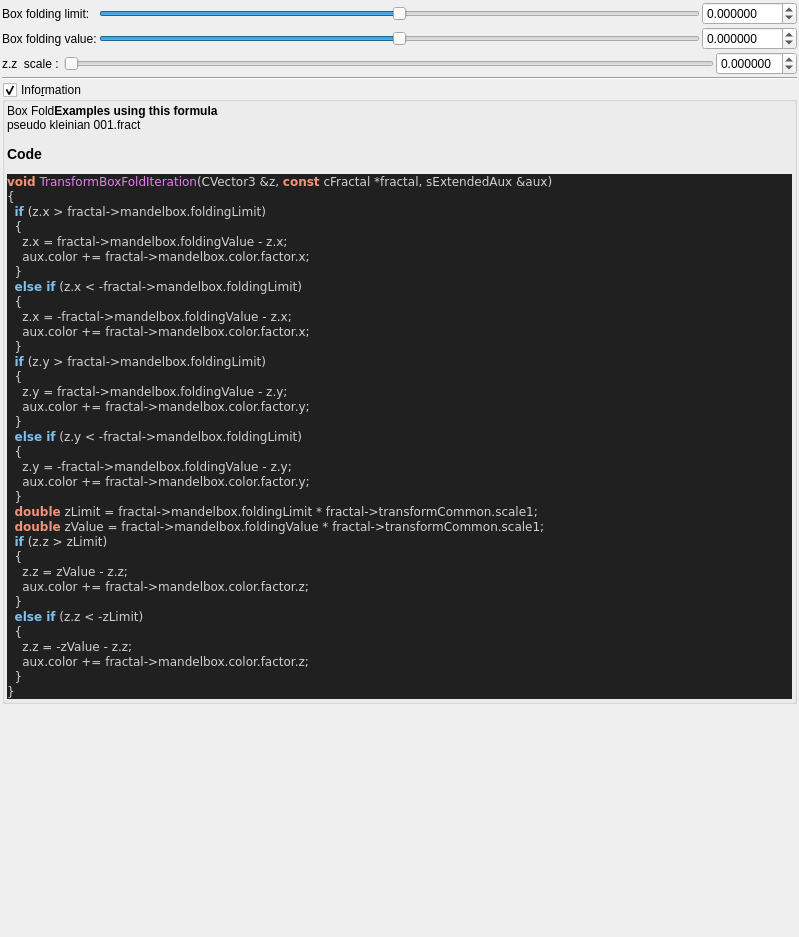
Qt form mandelbulber2/qt_data/fractal_transf_box_fold.ui (buddhi1980/mandelbulber2) before a commit.
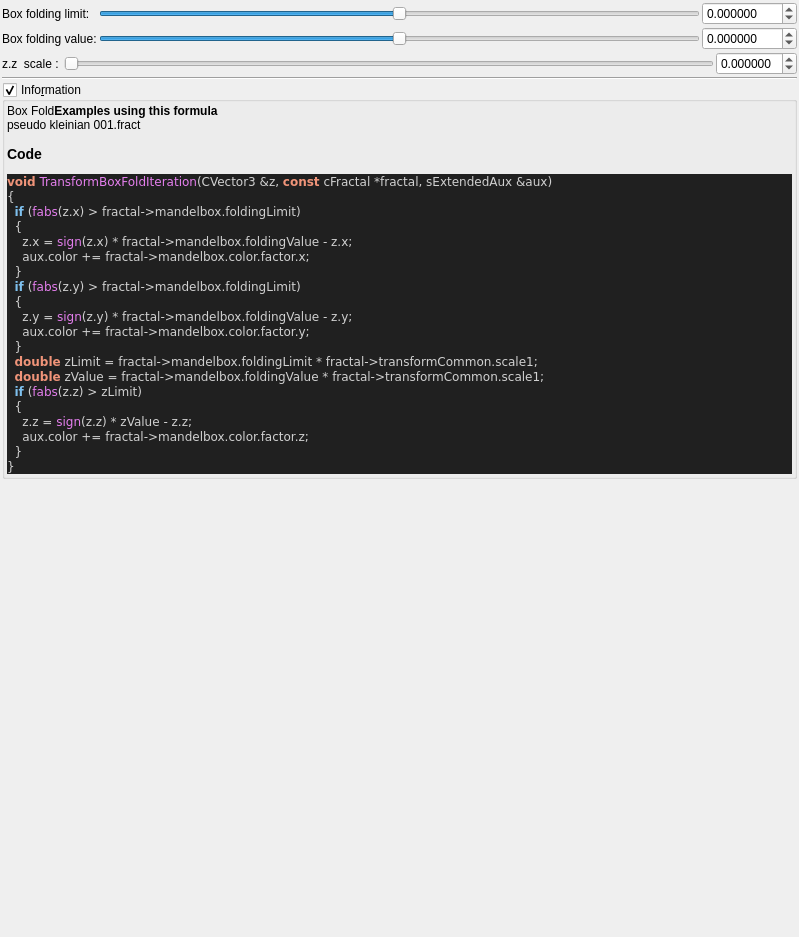
The same form after that commit. Custom widgets are drawn as their Qt base class.

Diff of the .ui file:
```diff
--- a/mandelbulber2/qt_data/fractal_transf_box_fold.ui
+++ b/mandelbulber2/qt_data/fractal_transf_box_fold.ui
@@ -254,36 +254,21 @@
 &lt;body style=&quot;background-color:#202020&quot;&gt;
 &lt;pre style=&quot;color:#d0d0d0; background-color:#202020;  font-family:'Courier New',monospace;&quot;&gt;&lt;span style=&quot;color:#f09479; font-weight:bold&quot;&gt;void&lt;/span&gt; &lt;span style=&quot;color:#e47eed&quot;&gt;TransformBoxFoldIteration&lt;/span&gt;&lt;span style=&quot;color:#d0d0d0&quot;&gt;(&lt;/span&gt;CVector3 &lt;span style=&quot;color:#d0d0d0&quot;&gt;&amp;amp;&lt;/span&gt;z&lt;span style=&quot;color:#d0d0d0&quot;&gt;,&lt;/span&gt; &lt;span style=&quot;color:#f09479; font-weight:bold&quot;&gt;const&lt;/span&gt; cFractal &lt;span style=&quot;color:#d0d0d0&quot;&gt;*&lt;/span&gt;fractal&lt;span style=&quot;color:#d0d0d0&quot;&gt;,&lt;/span&gt; sExtendedAux &lt;span style=&quot;color:#d0d0d0&quot;&gt;&amp;amp;&lt;/span&gt;aux&lt;span style=&quot;color:#d0d0d0&quot;&gt;)&lt;/span&gt;
 &lt;span style=&quot;color:#d0d0d0&quot;&gt;{&lt;/span&gt;
-  &lt;span style=&quot;color:#7ec0ee; font-weight:bold&quot;&gt;if&lt;/span&gt; &lt;span style=&quot;color:#d0d0d0&quot;&gt;(&lt;/span&gt;z&lt;span style=&quot;color:#d0d0d0&quot;&gt;.&lt;/span&gt;x &lt;span style=&quot;color:#d0d0d0&quot;&gt;&amp;gt;&lt;/span&gt; fractal&lt;span style=&quot;color:#d0d0d0&quot;&gt;-&amp;gt;&lt;/span&gt;mandelbox&lt;span style=&quot;color:#d0d0d0&quot;&gt;.&lt;/span&gt;foldingLimit&lt;span style=&quot;color:#d0d0d0&quot;&gt;)&lt;/span&gt;
+  &lt;span style=&quot;color:#7ec0ee; font-weight:bold&quot;&gt;if&lt;/span&gt; &lt;span style=&quot;color:#d0d0d0&quot;&gt;(&lt;/span&gt;&lt;span style=&quot;color:#e47eed&quot;&gt;fabs&lt;/span&gt;&lt;span style=&quot;color:#d0d0d0&quot;&gt;(&lt;/span&gt;z&lt;span style=&quot;color:#d0d0d0&quot;&gt;.&lt;/span&gt;x&lt;span style=&quot;color:#d0d0d0&quot;&gt;) &amp;gt;&lt;/span&gt; fractal&lt;span style=&quot;color:#d0d0d0&quot;&gt;-&amp;gt;&lt;/span&gt;mandelbox&lt;span style=&quot;color:#d0d0d0&quot;&gt;.&lt;/span&gt;foldingLimit&lt;span style=&quot;color:#d0d0d0&quot;&gt;)&lt;/span&gt;
   &lt;span style=&quot;color:#d0d0d0&quot;&gt;{&lt;/span&gt;
-    z&lt;span style=&quot;color:#d0d0d0&quot;&gt;.&lt;/span&gt;x &lt;span style=&quot;color:#d0d0d0&quot;&gt;=&lt;/span&gt; fractal&lt;span style=&quot;color:#d0d0d0&quot;&gt;-&amp;gt;&lt;/span&gt;mandelbox&lt;span style=&quot;color:#d0d0d0&quot;&gt;.&lt;/span&gt;foldingValue &lt;span style=&quot;color:#d0d0d0&quot;&gt;-&lt;/span&gt; z&lt;span style=&quot;color:#d0d0d0&quot;&gt;.&lt;/span&gt;x&lt;span style=&quot;color:#d0d0d0&quot;&gt;;&lt;/span&gt;
+    z&lt;span style=&quot;color:#d0d0d0&quot;&gt;.&lt;/span&gt;x &lt;span style=&quot;color:#d0d0d0&quot;&gt;=&lt;/span&gt; &lt;span style=&quot;color:#e47eed&quot;&gt;sign&lt;/span&gt;&lt;span style=&quot;color:#d0d0d0&quot;&gt;(&lt;/span&gt;z&lt;span style=&quot;color:#d0d0d0&quot;&gt;.&lt;/span&gt;x&lt;span style=&quot;color:#d0d0d0&quot;&gt;) *&lt;/span&gt; fractal&lt;span style=&quot;color:#d0d0d0&quot;&gt;-&amp;gt;&lt;/span&gt;mandelbox&lt;span style=&quot;color:#d0d0d0&quot;&gt;.&lt;/span&gt;foldingValue &lt;span style=&quot;color:#d0d0d0&quot;&gt;-&lt;/span&gt; z&lt;span style=&quot;color:#d0d0d0&quot;&gt;.&lt;/span&gt;x&lt;span style=&quot;color:#d0d0d0&quot;&gt;;&lt;/span&gt;
     aux&lt;span style=&quot;color:#d0d0d0&quot;&gt;.&lt;/span&gt;color &lt;span style=&quot;color:#d0d0d0&quot;&gt;+=&lt;/span&gt; fractal&lt;span style=&quot;color:#d0d0d0&quot;&gt;-&amp;gt;&lt;/span&gt;mandelbox&lt;span style=&quot;color:#d0d0d0&quot;&gt;.&lt;/span&gt;color&lt;span style=&quot;color:#d0d0d0&quot;&gt;.&lt;/span&gt;factor&lt;span style=&quot;color:#d0d0d0&quot;&gt;.&lt;/span&gt;x&lt;span style=&quot;color:#d0d0d0&quot;&gt;;&lt;/span&gt;
   &lt;span style=&quot;color:#d0d0d0&quot;&gt;}&lt;/span&gt;
-  &lt;span style=&quot;color:#7ec0ee; font-weight:bold&quot;&gt;else if&lt;/span&gt; &lt;span style=&quot;color:#d0d0d0&quot;&gt;(&lt;/span&gt;z&lt;span style=&quot;color:#d0d0d0&quot;&gt;.&lt;/span&gt;x &lt;span style=&quot;color:#d0d0d0&quot;&gt;&amp;lt; -&lt;/span&gt;fractal&lt;span style=&quot;color:#d0d0d0&quot;&gt;-&amp;gt;&lt;/span&gt;mandelbox&lt;span style=&quot;color:#d0d0d0&quot;&gt;.&lt;/span&gt;foldingLimit&lt;span style=&quot;color:#d0d0d0&quot;&gt;)&lt;/span&gt;
+  &lt;span style=&quot;color:#7ec0ee; font-weight:bold&quot;&gt;if&lt;/span&gt; &lt;span style=&quot;color:#d0d0d0&quot;&gt;(&lt;/span&gt;&lt;span style=&quot;color:#e47eed&quot;&gt;fabs&lt;/span&gt;&lt;span style=&quot;color:#d0d0d0&quot;&gt;(&lt;/span&gt;z&lt;span style=&quot;color:#d0d0d0&quot;&gt;.&lt;/span&gt;y&lt;span style=&quot;color:#d0d0d0&quot;&gt;) &amp;gt;&lt;/span&gt; fractal&lt;span style=&quot;color:#d0d0d0&quot;&gt;-&amp;gt;&lt;/span&gt;mandelbox&lt;span style=&quot;color:#d0d0d0&quot;&gt;.&lt;/span&gt;foldingLimit&lt;span style=&quot;color:#d0d0d0&quot;&gt;)&lt;/span&gt;
   &lt;span style=&quot;color:#d0d0d0&quot;&gt;{&lt;/span&gt;
-    z&lt;span style=&quot;color:#d0d0d0&quot;&gt;.&lt;/span&gt;x &lt;span style=&quot;color:#d0d0d0&quot;&gt;= -&lt;/span&gt;fractal&lt;span style=&quot;color:#d0d0d0&quot;&gt;-&amp;gt;&lt;/span&gt;mandelbox&lt;span style=&quot;color:#d0d0d0&quot;&gt;.&lt;/span&gt;foldingValue &lt;span style=&quot;color:#d0d0d0&quot;&gt;-&lt;/span&gt; z&lt;span style=&quot;color:#d0d0d0&quot;&gt;.&lt;/span&gt;x&lt;span style=&quot;color:#d0d0d0&quot;&gt;;&lt;/span&gt;
-    aux&lt;span style=&quot;color:#d0d0d0&quot;&gt;.&lt;/span&gt;color &lt;span style=&quot;color:#d0d0d0&quot;&gt;+=&lt;/span&gt; fractal&lt;span style=&quot;color:#d0d0d0&quot;&gt;-&amp;gt;&lt;/span&gt;mandelbox&lt;span style=&quot;color:#d0d0d0&quot;&gt;.&lt;/span&gt;color&lt;span style=&quot;color:#d0d0d0&quot;&gt;.&lt;/span&gt;factor&lt;span style=&quot;color:#d0d0d0&quot;&gt;.&lt;/span&gt;x&lt;span style=&quot;color:#d0d0d0&quot;&gt;;&lt;/span&gt;
-  &lt;span style=&quot;color:#d0d0d0&quot;&gt;}&lt;/span&gt;
-  &lt;span style=&quot;color:#7ec0ee; font-weight:bold&quot;&gt;if&lt;/span&gt; &lt;span style=&quot;color:#d0d0d0&quot;&gt;(&lt;/span&gt;z&lt;span style=&quot;color:#d0d0d0&quot;&gt;.&lt;/span&gt;y &lt;span style=&quot;color:#d0d0d0&quot;&gt;&amp;gt;&lt;/span&gt; fractal&lt;span style=&quot;color:#d0d0d0&quot;&gt;-&amp;gt;&lt;/span&gt;mandelbox&lt;span style=&quot;color:#d0d0d0&quot;&gt;.&lt;/span&gt;foldingLimit&lt;span style=&quot;color:#d0d0d0&quot;&gt;)&lt;/span&gt;
-  &lt;span style=&quot;color:#d0d0d0&quot;&gt;{&lt;/span&gt;
-    z&lt;span style=&quot;color:#d0d0d0&quot;&gt;.&lt;/span&gt;y &lt;span style=&quot;color:#d0d0d0&quot;&gt;=&lt;/span&gt; fractal&lt;span style=&quot;color:#d0d0d0&quot;&gt;-&amp;gt;&lt;/span&gt;mandelbox&lt;span style=&quot;color:#d0d0d0&quot;&gt;.&lt;/span&gt;foldingValue &lt;span style=&quot;color:#d0d0d0&quot;&gt;-&lt;/span&gt; z&lt;span style=&quot;color:#d0d0d0&quot;&gt;.&lt;/span&gt;y&lt;span style=&quot;color:#d0d0d0&quot;&gt;;&lt;/span&gt;
-    aux&lt;span style=&quot;color:#d0d0d0&quot;&gt;.&lt;/span&gt;color &lt;span style=&quot;color:#d0d0d0&quot;&gt;+=&lt;/span&gt; fractal&lt;span style=&quot;color:#d0d0d0&quot;&gt;-&amp;gt;&lt;/span&gt;mandelbox&lt;span style=&quot;color:#d0d0d0&quot;&gt;.&lt;/span&gt;color&lt;span style=&quot;color:#d0d0d0&quot;&gt;.&lt;/span&gt;factor&lt;span style=&quot;color:#d0d0d0&quot;&gt;.&lt;/span&gt;y&lt;span style=&quot;color:#d0d0d0&quot;&gt;;&lt;/span&gt;
-  &lt;span style=&quot;color:#d0d0d0&quot;&gt;}&lt;/span&gt;
-  &lt;span style=&quot;color:#7ec0ee; font-weight:bold&quot;&gt;else if&lt;/span&gt; &lt;span style=&quot;color:#d0d0d0&quot;&gt;(&lt;/span&gt;z&lt;span style=&quot;color:#d0d0d0&quot;&gt;.&lt;/span&gt;y &lt;span style=&quot;color:#d0d0d0&quot;&gt;&amp;lt; -&lt;/span&gt;fractal&lt;span style=&quot;color:#d0d0d0&quot;&gt;-&amp;gt;&lt;/span&gt;mandelbox&lt;span style=&quot;color:#d0d0d0&quot;&gt;.&lt;/span&gt;foldingLimit&lt;span style=&quot;color:#d0d0d0&quot;&gt;)&lt;/span&gt;
-  &lt;span style=&quot;color:#d0d0d0&quot;&gt;{&lt;/span&gt;
-    z&lt;span style=&quot;color:#d0d0d0&quot;&gt;.&lt;/span&gt;y &lt;span style=&quot;color:#d0d0d0&quot;&gt;= -&lt;/span&gt;fractal&lt;span style=&quot;color:#d0d0d0&quot;&gt;-&amp;gt;&lt;/span&gt;mandelbox&lt;span style=&quot;color:#d0d0d0&quot;&gt;.&lt;/span&gt;foldingValue &lt;span style=&quot;color:#d0d0d0&quot;&gt;-&lt;/span&gt; z&lt;span style=&quot;color:#d0d0d0&quot;&gt;.&lt;/span&gt;y&lt;span style=&quot;color:#d0d0d0&quot;&gt;;&lt;/span&gt;
+    z&lt;span style=&quot;color:#d0d0d0&quot;&gt;.&lt;/span&gt;y &lt;span style=&quot;color:#d0d0d0&quot;&gt;=&lt;/span&gt; &lt;span style=&quot;color:#e47eed&quot;&gt;sign&lt;/span&gt;&lt;span style=&quot;color:#d0d0d0&quot;&gt;(&lt;/span&gt;z&lt;span style=&quot;color:#d0d0d0&quot;&gt;.&lt;/span&gt;y&lt;span style=&quot;color:#d0d0d0&quot;&gt;) *&lt;/span&gt; fractal&lt;span style=&quot;color:#d0d0d0&quot;&gt;-&amp;gt;&lt;/span&gt;mandelbox&lt;span style=&quot;color:#d0d0d0&quot;&gt;.&lt;/span&gt;foldingValue &lt;span style=&quot;color:#d0d0d0&quot;&gt;-&lt;/span&gt; z&lt;span style=&quot;color:#d0d0d0&quot;&gt;.&lt;/span&gt;y&lt;span style=&quot;color:#d0d0d0&quot;&gt;;&lt;/span&gt;
     aux&lt;span style=&quot;color:#d0d0d0&quot;&gt;.&lt;/span&gt;color &lt;span style=&quot;color:#d0d0d0&quot;&gt;+=&lt;/span&gt; fractal&lt;span style=&quot;color:#d0d0d0&quot;&gt;-&amp;gt;&lt;/span&gt;mandelbox&lt;span style=&quot;color:#d0d0d0&quot;&gt;.&lt;/span&gt;color&lt;span style=&quot;color:#d0d0d0&quot;&gt;.&lt;/span&gt;factor&lt;span style=&quot;color:#d0d0d0&quot;&gt;.&lt;/span&gt;y&lt;span style=&quot;color:#d0d0d0&quot;&gt;;&lt;/span&gt;
   &lt;span style=&quot;color:#d0d0d0&quot;&gt;}&lt;/span&gt;
   &lt;span style=&quot;color:#f09479; font-weight:bold&quot;&gt;double&lt;/span&gt; zLimit &lt;span style=&quot;color:#d0d0d0&quot;&gt;=&lt;/span&gt; fractal&lt;span style=&quot;color:#d0d0d0&quot;&gt;-&amp;gt;&lt;/span&gt;mandelbox&lt;span style=&quot;color:#d0d0d0&quot;&gt;.&lt;/span&gt;foldingLimit &lt;span style=&quot;color:#d0d0d0&quot;&gt;*&lt;/span&gt; fractal&lt;span style=&quot;color:#d0d0d0&quot;&gt;-&amp;gt;&lt;/span&gt;transformCommon&lt;span style=&quot;color:#d0d0d0&quot;&gt;.&lt;/span&gt;scale1&lt;span style=&quot;color:#d0d0d0&quot;&gt;;&lt;/span&gt;
   &lt;span style=&quot;color:#f09479; font-weight:bold&quot;&gt;double&lt;/span&gt; zValue &lt;span style=&quot;color:#d0d0d0&quot;&gt;=&lt;/span&gt; fractal&lt;span style=&quot;color:#d0d0d0&quot;&gt;-&amp;gt;&lt;/span&gt;mandelbox&lt;span style=&quot;color:#d0d0d0&quot;&gt;.&lt;/span&gt;foldingValue &lt;span style=&quot;color:#d0d0d0&quot;&gt;*&lt;/span&gt; fractal&lt;span style=&quot;color:#d0d0d0&quot;&gt;-&amp;gt;&lt;/span&gt;transformCommon&lt;span style=&quot;color:#d0d0d0&quot;&gt;.&lt;/span&gt;scale1&lt;span style=&quot;color:#d0d0d0&quot;&gt;;&lt;/span&gt;
-  &lt;span style=&quot;color:#7ec0ee; font-weight:bold&quot;&gt;if&lt;/span&gt; &lt;span style=&quot;color:#d0d0d0&quot;&gt;(&lt;/span&gt;z&lt;span style=&quot;color:#d0d0d0&quot;&gt;.&lt;/span&gt;z &lt;span style=&quot;color:#d0d0d0&quot;&gt;&amp;gt;&lt;/span&gt; zLimit&lt;span style=&quot;color:#d0d0d0&quot;&gt;)&lt;/span&gt;
+  &lt;span style=&quot;color:#7ec0ee; font-weight:bold&quot;&gt;if&lt;/span&gt; &lt;span style=&quot;color:#d0d0d0&quot;&gt;(&lt;/span&gt;&lt;span style=&quot;color:#e47eed&quot;&gt;fabs&lt;/span&gt;&lt;span style=&quot;color:#d0d0d0&quot;&gt;(&lt;/span&gt;z&lt;span style=&quot;color:#d0d0d0&quot;&gt;.&lt;/span&gt;z&lt;span style=&quot;color:#d0d0d0&quot;&gt;) &amp;gt;&lt;/span&gt; zLimit&lt;span style=&quot;color:#d0d0d0&quot;&gt;)&lt;/span&gt;
   &lt;span style=&quot;color:#d0d0d0&quot;&gt;{&lt;/span&gt;
-    z&lt;span style=&quot;color:#d0d0d0&quot;&gt;.&lt;/span&gt;z &lt;span style=&quot;color:#d0d0d0&quot;&gt;=&lt;/span&gt; zValue &lt;span style=&quot;color:#d0d0d0&quot;&gt;-&lt;/span&gt; z&lt;span style=&quot;color:#d0d0d0&quot;&gt;.&lt;/span&gt;z&lt;span style=&quot;color:#d0d0d0&quot;&gt;;&lt;/span&gt;
-    aux&lt;span style=&quot;color:#d0d0d0&quot;&gt;.&lt;/span&gt;color &lt;span style=&quot;color:#d0d0d0&quot;&gt;+=&lt;/span&gt; fractal&lt;span style=&quot;color:#d0d0d0&quot;&gt;-&amp;gt;&lt;/span&gt;mandelbox&lt;span style=&quot;color:#d0d0d0&quot;&gt;.&lt;/span&gt;color&lt;span style=&quot;color:#d0d0d0&quot;&gt;.&lt;/span&gt;factor&lt;span style=&quot;color:#d0d0d0&quot;&gt;.&lt;/span&gt;z&lt;span style=&quot;color:#d0d0d0&quot;&gt;;&lt;/span&gt;
-  &lt;span style=&quot;color:#d0d0d0&quot;&gt;}&lt;/span&gt;
-  &lt;span style=&quot;color:#7ec0ee; font-weight:bold&quot;&gt;else if&lt;/span&gt; &lt;span style=&quot;color:#d0d0d0&quot;&gt;(&lt;/span&gt;z&lt;span style=&quot;color:#d0d0d0&quot;&gt;.&lt;/span&gt;z &lt;span style=&quot;color:#d0d0d0&quot;&gt;&amp;lt; -&lt;/span&gt;zLimit&lt;span style=&quot;color:#d0d0d0&quot;&gt;)&lt;/span&gt;
-  &lt;span style=&quot;color:#d0d0d0&quot;&gt;{&lt;/span&gt;
-    z&lt;span style=&quot;color:#d0d0d0&quot;&gt;.&lt;/span&gt;z &lt;span style=&quot;color:#d0d0d0&quot;&gt;= -&lt;/span&gt;zValue &lt;span style=&quot;color:#d0d0d0&quot;&gt;-&lt;/span&gt; z&lt;span style=&quot;color:#d0d0d0&quot;&gt;.&lt;/span&gt;z&lt;span style=&quot;color:#d0d0d0&quot;&gt;;&lt;/span&gt;
+    z&lt;span style=&quot;color:#d0d0d0&quot;&gt;.&lt;/span&gt;z &lt;span style=&quot;color:#d0d0d0&quot;&gt;=&lt;/span&gt; &lt;span style=&quot;color:#e47eed&quot;&gt;sign&lt;/span&gt;&lt;span style=&quot;color:#d0d0d0&quot;&gt;(&lt;/span&gt;z&lt;span style=&quot;color:#d0d0d0&quot;&gt;.&lt;/span&gt;z&lt;span style=&quot;color:#d0d0d0&quot;&gt;) *&lt;/span&gt; zValue &lt;span style=&quot;color:#d0d0d0&quot;&gt;-&lt;/span&gt; z&lt;span style=&quot;color:#d0d0d0&quot;&gt;.&lt;/span&gt;z&lt;span style=&quot;color:#d0d0d0&quot;&gt;;&lt;/span&gt;
     aux&lt;span style=&quot;color:#d0d0d0&quot;&gt;.&lt;/span&gt;color &lt;span style=&quot;color:#d0d0d0&quot;&gt;+=&lt;/span&gt; fractal&lt;span style=&quot;color:#d0d0d0&quot;&gt;-&amp;gt;&lt;/span&gt;mandelbox&lt;span style=&quot;color:#d0d0d0&quot;&gt;.&lt;/span&gt;color&lt;span style=&quot;color:#d0d0d0&quot;&gt;.&lt;/span&gt;factor&lt;span style=&quot;color:#d0d0d0&quot;&gt;.&lt;/span&gt;z&lt;span style=&quot;color:#d0d0d0&quot;&gt;;&lt;/span&gt;
   &lt;span style=&quot;color:#d0d0d0&quot;&gt;}&lt;/span&gt;
 &lt;span style=&quot;color:#d0d0d0&quot;&gt;}&lt;/span&gt;
```
